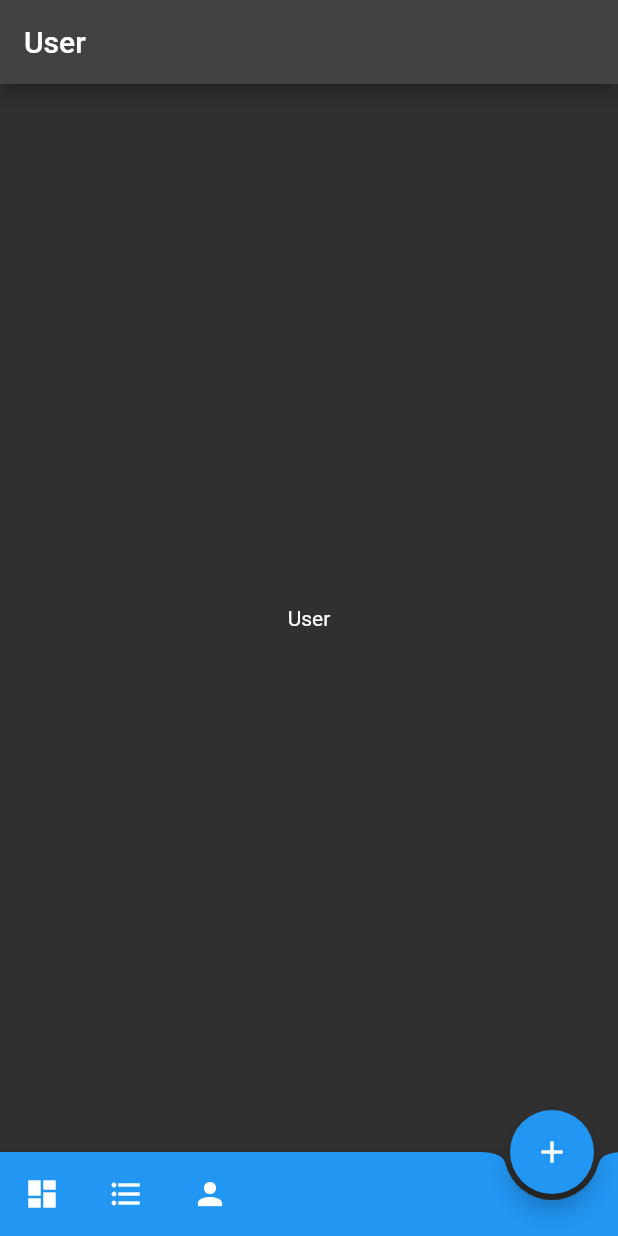
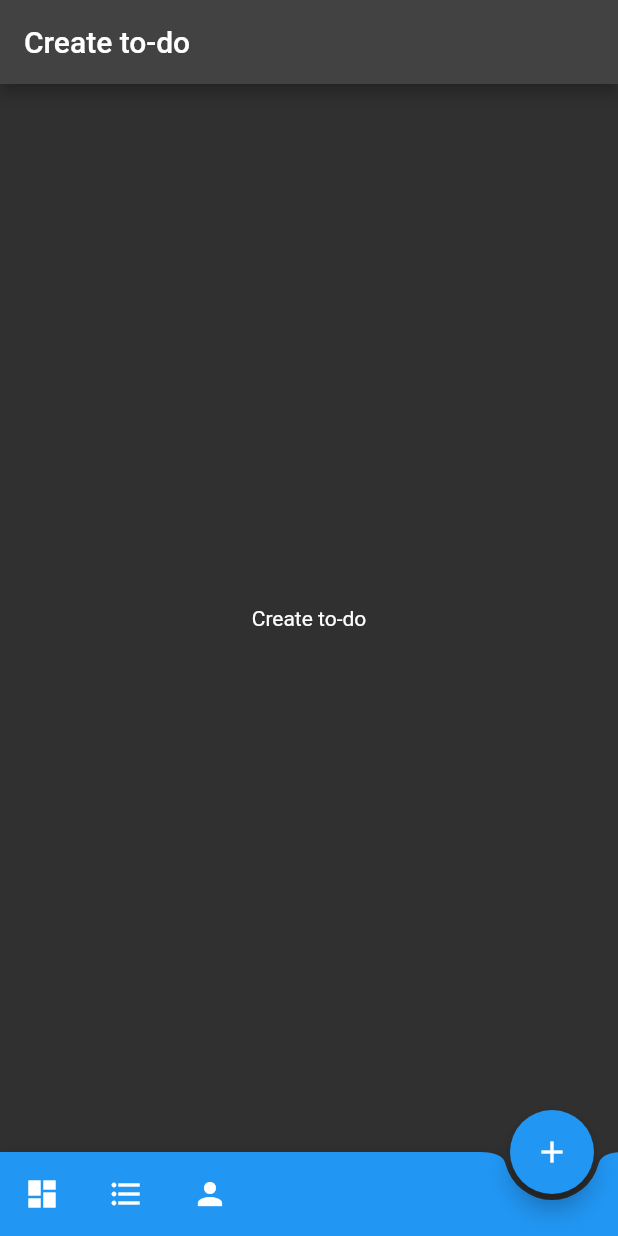
Before and after one commit to soaresmessiasg130/to_dev, a Flutter app: the screen it shows after launch, after a tap on the "format list bulleted" icon, after a tap on the "person" icon, after a tap on the "add" icon, on a phone screen of 412 x 824 dp. Run offline on Flutter 3.47's test engine with Material 2 defaults, Android fonts, the phone set to English and light mode, and no system bars.

```diff
--- a/lib/app/screens/home/components/home_bottom_app_bar.dart
+++ b/lib/app/screens/home/components/bottom_bar.dart
@@ -1,9 +1,9 @@
 import 'package:flutter/material.dart';
 
-class HomeBottomAppBar extends StatelessWidget {
+class BottomBarComponent extends StatelessWidget {
   final Function navigate;
 
-  const HomeBottomAppBar(this.navigate);
+  const BottomBarComponent(this.navigate);
 
   @override
   Widget build(BuildContext context) {
@@ -19,7 +19,7 @@ class HomeBottomAppBar extends StatelessWidget {
           crossAxisAlignment: CrossAxisAlignment.end,
           children: [
             IconButton(
-              onPressed: () => navigate(0),
+              onPressed: () => navigate('/dashboard'),
               color: Colors.white,
               padding: EdgeInsets.all(16),
               icon: Icon(
@@ -27,7 +27,7 @@ class HomeBottomAppBar extends StatelessWidget {
               ),
             ),
             IconButton(
-              onPressed: () => navigate(1),
+              onPressed: () => navigate('/todo'),
               color: Colors.white,
               padding: EdgeInsets.all(16),
               icon: Icon(
@@ -35,7 +35,7 @@ class HomeBottomAppBar extends StatelessWidget {
               ),
             ),
             IconButton(
-              onPressed: () => navigate(2),
+              onPressed: () => navigate('/user'),
               color: Colors.white,
               padding: EdgeInsets.all(16),
               icon: Icon(
--- /dev/null
+++ b/lib/app/screens/home/components/floating_button.dart
@@ -0,0 +1,20 @@
+import 'package:flutter/material.dart';
+
+class FloatingButtonComponent extends StatelessWidget {
+  final Function navigate;
+
+  const FloatingButtonComponent(this.navigate);
+
+  @override
+  Widget build(BuildContext context) {
+    return FloatingActionButton(
+      onPressed: () => navigate('/create-todo'),
+      tooltip: 'Create to-do',
+      backgroundColor: Theme.of(context).primaryColor,
+      foregroundColor: Colors.white,
+      child: Icon(
+        Icons.add,
+      ),
+    );
+  }
+}
--- /dev/null
+++ b/lib/app/screens/home/contents/create_todo/content.dart
@@ -0,0 +1,21 @@
+import 'package:flutter/material.dart';
+
+class CreateTodoContent extends StatefulWidget {
+  const CreateTodoContent({Key? key}) : super(key: key);
+
+  @override
+  State<CreateTodoContent> createState() => _TodoContentState();
+}
+
+class _TodoContentState extends State<CreateTodoContent> {
+  @override
+  Widget build(BuildContext context) {
+    return Container(
+      child: Center(
+        child: Text(
+          'Create to-do',
+        ),
+      ),
+    );
+  }
+}
--- a/lib/app/screens/home/screen.dart
+++ b/lib/app/screens/home/screen.dart
@@ -1,10 +1,12 @@
 import 'package:flutter/material.dart';
+import 'package:to_dev/app/screens/home/components/floating_button.dart';
 
-import 'components/home_bottom_app_bar.dart';
+import 'components/bottom_bar.dart';
 
+import 'contents/create_todo/content.dart';
 import 'contents/dashboard/content.dart';
+import 'contents/todo/content.dart';
 import 'contents/user/content.dart';
-import 'contents/todo/content.dart';
 
 class HomeScreen extends StatefulWidget {
   HomeScreen({Key? key}) : super(key: key);
@@ -14,23 +16,32 @@ class HomeScreen extends StatefulWidget {
 }
 
 class _HomeScreenState extends State<HomeScreen> {
-  int _contentIndex = 0;
+  Widget _content = DashboardContent();
+  String _contentTitle = 'Dashboard';
 
-  static const List<Widget> _contents = [
-    DashboardContent(),
-    TodoContent(),
-    UserContent(),
-  ];
-
-  static const List<String> _titles = [
-    'Dashboard',
-    'Todos',
-    'User',
-  ];
+  static const Map<String, dynamic> _contents = {
+    '/dashboard': {
+      'title': 'Dashboard',
+      'content': DashboardContent(),
+    },
+    '/todo': {
+      'title': 'My to-do\'s',
+      'content': TodoContent(),
+    },
+    '/create-todo': {
+      'title': 'Create to-do',
+      'content': CreateTodoContent(),
+    },
+    '/user': {
+      'title': 'User preferences',
+      'content': UserContent(),
+    },
+  };
 
   void _navigate(value) {
     setState(() {
-      _contentIndex = value;
+      _contentTitle = _contents[value]['title'];
+      _content = _contents[value]['content'];
     });
   }
 
@@ -39,23 +50,15 @@ class _HomeScreenState extends State<HomeScreen> {
     return Scaffold(
       appBar: AppBar(
         title: Text(
-          _titles.elementAt(_contentIndex),
+          _contentTitle,
         ),
       ),
       body: Center(
-        child: _contents.elementAt(_contentIndex),
+        child: _content,
       ),
-      floatingActionButton: FloatingActionButton(
-        onPressed: () {},
-        tooltip: 'Create',
-        backgroundColor: Theme.of(context).primaryColor,
-        foregroundColor: Colors.white,
-        child: Icon(
-          Icons.add,
-        ),
-      ),
+      floatingActionButton: FloatingButtonComponent(_navigate),
       floatingActionButtonLocation: FloatingActionButtonLocation.endDocked,
-      bottomNavigationBar: HomeBottomAppBar(_navigate),
+      bottomNavigationBar: BottomBarComponent(_navigate),
     );
   }
 }
```
